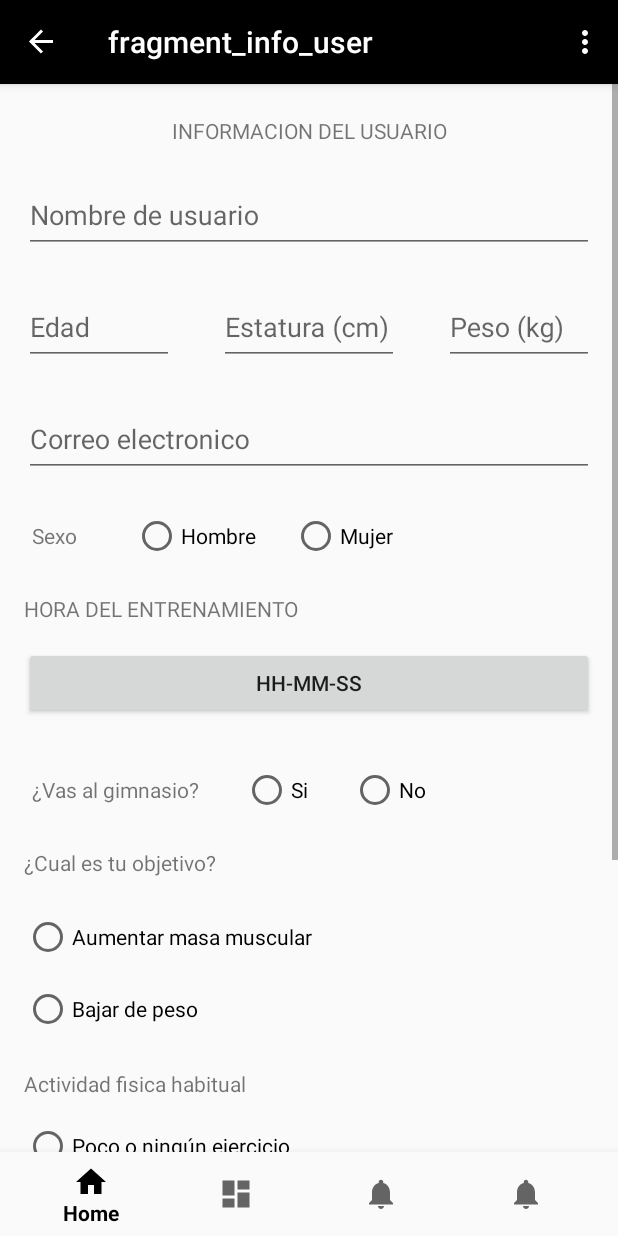
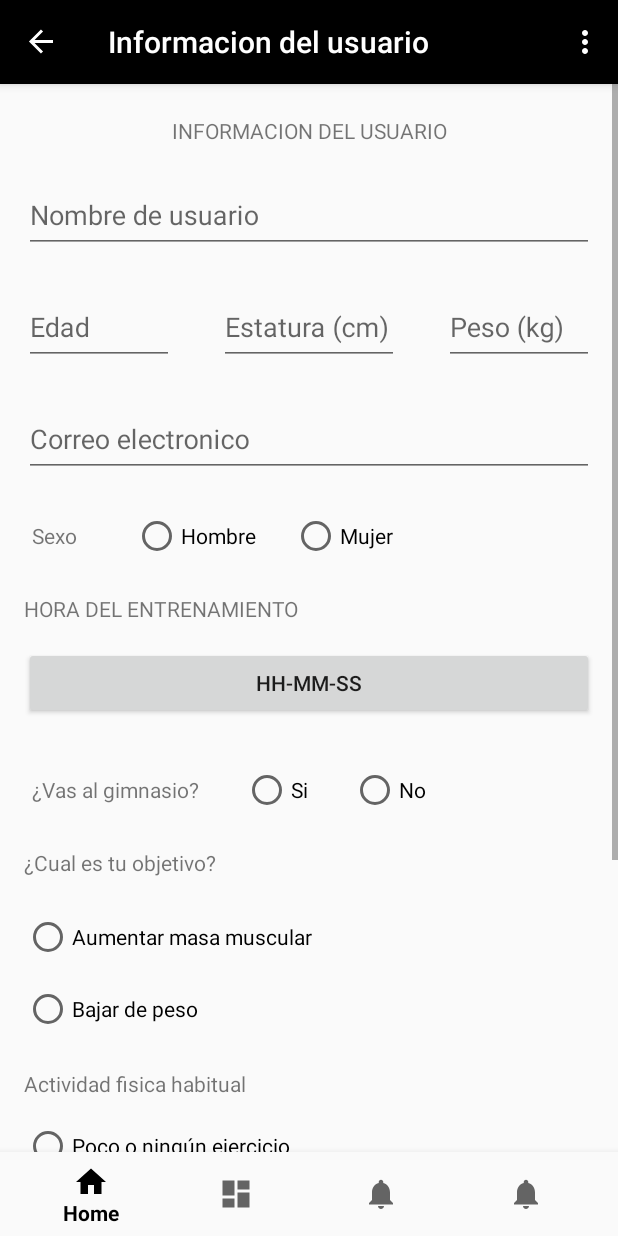
Before and after one commit to sebas156/APP, an Android app: the MainActivity screen opened directly, with no data from a screen before it, after a tap on "Informacion personal", on a phone screen of 412 x 824 dp. Run offline under Robolectric (Android 15) with nearby library versions, the phone set to English and light mode, and no system bars; our stand-ins replace Firebase (no records; nobody signed in at launch, a user with empty details on screens opened directly), navigation-ui; 15 statements that could not run were skipped.

```diff
--- a/app/src/main/java/com/example/ironathlete/ui/comunity/CommunityAdapter.kt
+++ b/app/src/main/java/com/example/ironathlete/ui/comunity/CommunityAdapter.kt
@@ -75,7 +75,7 @@ class CommunityAdapter (
                             contentCommentsTestView.text=ans
                             community.comments?.add(ans)
                             numberCommentsTextView.text=community.comments?.size.toString()
-                            var total = ""
+                            var total = "RESPUESTAS: \n\n"
                             for(comment in community.comments!!){
                                 total+=comment+"\n\n"
                             }
--- a/app/src/main/res/layout/community_card_item.xml
+++ b/app/src/main/res/layout/community_card_item.xml
@@ -149,7 +149,7 @@
             android:id="@+id/display_date_text_view"
             android:layout_width="wrap_content"
             android:layout_height="wrap_content"
-            android:layout_marginStart="16dp"
+            android:layout_marginStart="8dp"
             android:text="TextView"
             app:layout_constraintBottom_toBottomOf="@+id/date_label_text_view"
             app:layout_constraintStart_toEndOf="@+id/date_label_text_view"
--- a/app/src/main/res/navigation/mobile_navigation.xml
+++ b/app/src/main/res/navigation/mobile_navigation.xml
@@ -17,7 +17,7 @@
     <fragment
         android:id="@+id/muscleFragment"
         android:name="com.example.ironathlete.ui.muscle.MuscleFragment"
-        android:label="fragment_muscle"
+        android:label="@string/muscle"
         tools:layout="@layout/fragment_muscle">
         <action
             android:id="@+id/action_muscleFragment_to_exerciseFragment"
@@ -30,7 +30,7 @@
     <fragment
         android:id="@+id/exerciseFragment"
         android:name="com.example.ironathlete.ui.exerciseDetails.ExerciseFragment"
-        android:label="fragment_exercise"
+        android:label="@string/Ejercicio"
         tools:layout="@layout/exercise_fragment" >
         <argument
             android:name="exerciseInformation"
@@ -42,12 +42,12 @@
     <fragment
         android:id="@+id/communityFragment"
         android:name="com.example.ironathlete.ui.comunity.CommunityFragment"
-        android:label="fragment_community"
+        android:label="@string/social"
         tools:layout="@layout/fragment_community" />
     <fragment
         android:id="@+id/dietsFragment"
         android:name="com.example.ironathlete.ui.diets.DietsFragment"
-        android:label="fragment_diets"
+        android:label="@string/food"
         tools:layout="@layout/fragment_diets" >
         <action
             android:id="@+id/action_dietsFragment_to_detailMealFragment"
@@ -56,7 +56,7 @@
     <fragment
         android:id="@+id/detailMealFragment"
         android:name="com.example.ironathlete.ui.detailsMeal.DetailMealFragment"
-        android:label="fragment_detail_meal"
+        android:label="@string/detail"
         tools:layout="@layout/fragment_detail_meal" >
         <argument
             android:name="mealInformation"
@@ -68,7 +68,7 @@
     <fragment
         android:id="@+id/infoUserFragment"
         android:name="com.example.ironathlete.ui.infoUser.InfoUserFragment"
-        android:label="fragment_info_user"
+        android:label="Informacion del usuario"
         tools:layout="@layout/fragment_info_user" >
         <action
             android:id="@+id/action_infoUserFragment_to_homeFragment"
--- a/app/src/main/res/values/strings.xml
+++ b/app/src/main/res/values/strings.xml
@@ -55,4 +55,9 @@
     <string name="send">Enviar</string>
     <string name="answer">Responde!!</string>
     <string name="close">Cerrar</string>
+    <string name="muscle">Rutina</string>
+    <string name="food">Dieta</string>
+    <string name="social">Comunidad</string>
+    <string name="detail">Detalle</string>
+    <string name="Ejercicio">Ejercicio</string>
 </resources>
```
Also changed, not shown: app/src/main/java/com/example/ironathlete/ui/splash/SplashActivity.kt (+13 -1 lines).
